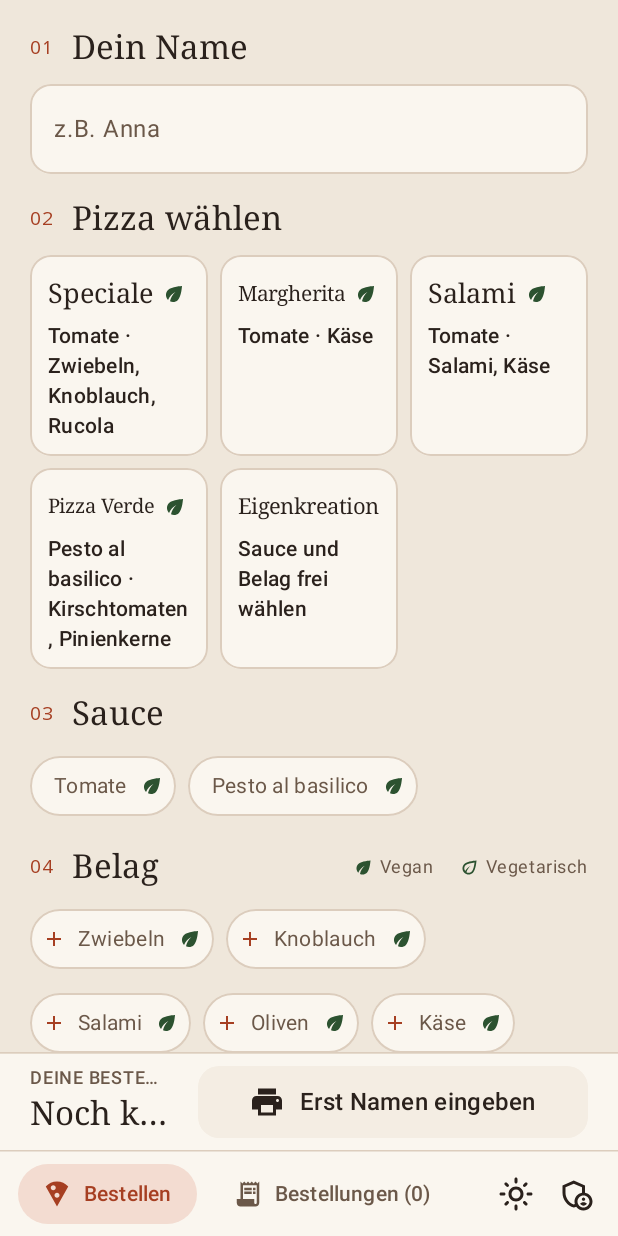
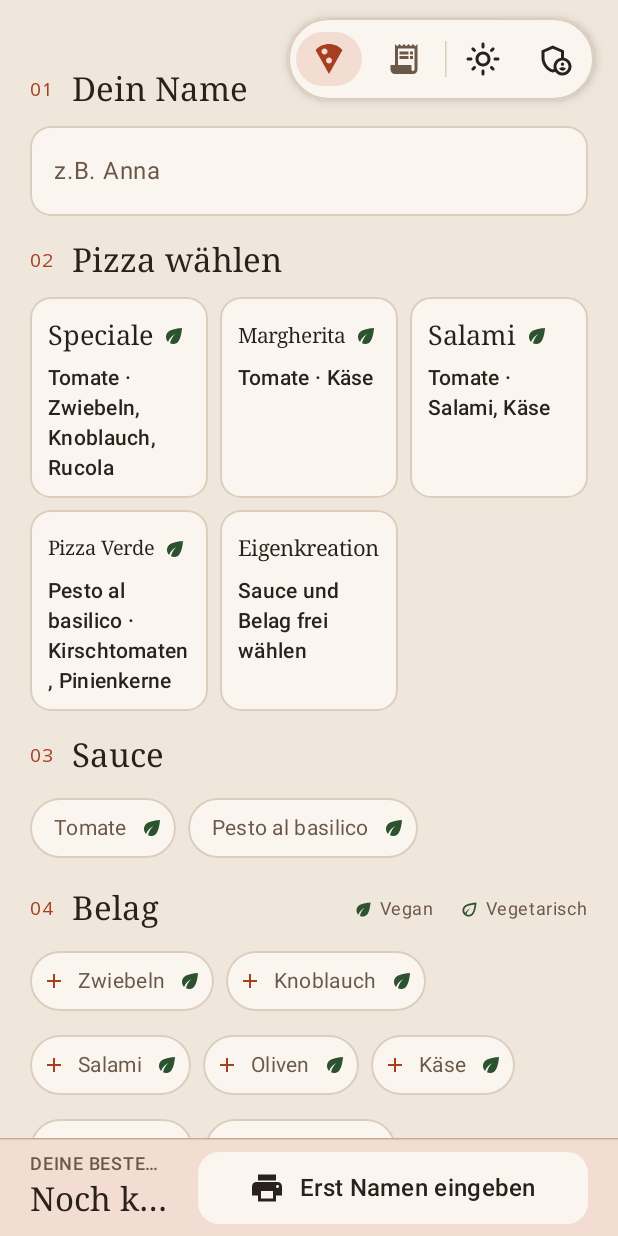
Before and after one commit to kaerbr/pizza-order, an Android app built with Jetpack Compose: the screen it shows after launch (MainActivity), on a phone screen of 412 x 824 dp. Run offline under Robolectric (Android 15) with nearby library versions, the phone set to English and light mode, and no system bars; libraries missing offline, so code that uses them is left out: com.dantsu.escposprinter; pictures from the network do not load.

Commit message:
feat: schwebende Seiten-/Einstellungsleiste, untere Leiste entfällt
Die eigene untere Leiste ist weg. Seitenumschalter (Pizza /
Bestellungen mit Badge für offene Bestellungen) und, durch einen
senkrechten Strich getrennt, die Knöpfe für Aussehen und Admin-Panel
schweben als kleine Leiste oben rechts. Sie liegt außerhalb des Pagers
und bleibt beim Seitenwechsel stehen; beide Seiten beginnen etwas
tiefer, damit sie nichts verdeckt.

Das Bestell-Dock enthält nur noch Bestellübersicht und Knopf und ist
farbig hinterlegt, damit „deine Bestellung“ sich klar vom Formular
abhebt.

Co-Authored-By: Claude Opus 5.5 <noreply@anthropic.com>
Claude-Session: https://claude.ai/code/session_01KSFfrpMrVTAPuhwNFp2JYS

```diff
--- a/app/src/main/java/io/github/kaerbr/pizzaorder/MainActivity.kt
+++ b/app/src/main/java/io/github/kaerbr/pizzaorder/MainActivity.kt
@@ -24,7 +24,6 @@ import androidx.compose.foundation.layout.Spacer
 import androidx.compose.foundation.layout.fillMaxSize
 import androidx.compose.foundation.layout.fillMaxWidth
 import androidx.compose.foundation.layout.height
-import androidx.compose.foundation.layout.navigationBarsPadding
 import androidx.compose.foundation.layout.padding
 import androidx.compose.foundation.layout.size
 import androidx.compose.foundation.layout.width
@@ -40,9 +39,10 @@ import androidx.compose.material.icons.filled.LocalPizza
 import androidx.compose.material.icons.outlined.AdminPanelSettings
 import androidx.compose.material.icons.outlined.LightMode
 import androidx.compose.material3.AlertDialog
+import androidx.compose.material3.Badge
+import androidx.compose.material3.BadgedBox
 import androidx.compose.material3.Button
 import androidx.compose.material3.ExperimentalMaterial3Api
-import androidx.compose.material3.HorizontalDivider
 import androidx.compose.material3.Icon
 import androidx.compose.material3.IconButton
 import androidx.compose.material3.MaterialTheme
@@ -59,6 +59,7 @@ import androidx.compose.material3.Text
 import androidx.compose.material3.TextButton
 import androidx.compose.material3.TopAppBar
 import androidx.compose.material3.TopAppBarDefaults
+import androidx.compose.material3.VerticalDivider
 import androidx.compose.runtime.Composable
 import androidx.compose.runtime.LaunchedEffect
 import androidx.compose.runtime.getValue
@@ -71,13 +72,11 @@ import androidx.compose.ui.Alignment
 import androidx.compose.ui.Modifier
 import androidx.compose.ui.draw.clip
 import androidx.compose.ui.graphics.Color
-import androidx.compose.ui.graphics.vector.ImageVector
 import androidx.compose.ui.platform.LocalContext
 import androidx.core.content.edit
 import androidx.core.view.WindowCompat
 import androidx.core.view.WindowInsetsCompat
 import androidx.core.view.WindowInsetsControllerCompat
-import androidx.compose.ui.text.font.FontWeight
 import androidx.compose.ui.unit.dp
 import androidx.lifecycle.Lifecycle
 import androidx.lifecycle.compose.LifecycleEventEffect
@@ -198,7 +197,6 @@ fun App(vm: AppViewModel) {
     }
 }
 
-@OptIn(ExperimentalMaterial3Api::class)
 @Composable
 private fun MainScaffold(
     state: AppState,
@@ -214,44 +212,18 @@ private fun MainScaffold(
     // queue. Done orders are still in the list but already handled.
     val pendingCount = state.orders.count { !it.isDone() }
 
-    // No top bar: on the 8.7" tablet every dp goes to the order form. Tabs, appearance and
-    // admin share one slim bottom bar instead of a TopAppBar plus an 80dp NavigationBar.
+    // No app bars at all: on the 8.7" tablet every dp goes to the order form. Page switch and settings
+    // float top-right instead, above the content, which both pages push down to make room.
+    // Outside the pager so they stay put while the pages slide.
     Scaffold(
         snackbarHost = { SnackbarHost(snackbar) },
-        bottomBar = {
-            Surface(color = MaterialTheme.colorScheme.surface) {
-                Column(Modifier.navigationBarsPadding()) {
-                    HorizontalDivider()
-                    Row(
-                        Modifier.fillMaxWidth().height(56.dp).padding(horizontal = 12.dp),
-                        verticalAlignment = Alignment.CenterVertically,
-                        horizontalArrangement = Arrangement.spacedBy(8.dp),
-                    ) {
-                        listOf(
-                            Icons.Default.LocalPizza to "Bestellen",
-                            Icons.AutoMirrored.Filled.ReceiptLong to "Bestellungen ($pendingCount)",
-                        ).forEachIndexed { page, (icon, label) ->
-                            TabItem(icon, label, selected = pagerState.currentPage == page) {
-                                scope.launch { pagerState.animateScrollToPage(page) }
-                            }
-                        }
-                        Spacer(Modifier.weight(1f))
-                        IconButton(onClick = onOpenAppearance) {
-                            Icon(Icons.Outlined.LightMode, contentDescription = "Aussehen")
-                        }
-                        IconButton(onClick = onOpenSettings) {
-                            Icon(Icons.Outlined.AdminPanelSettings, contentDescription = "Admin")
-                        }
-                    }
-                }
-            }
-        },
         containerColor = MaterialTheme.colorScheme.background,
     ) { padding ->
+        Box(Modifier.padding(padding).fillMaxSize()) {
             HorizontalPager(
                 state = pagerState,
                 beyondViewportPageCount = 1,
-            modifier = Modifier.padding(padding).fillMaxSize(),
+                modifier = Modifier.fillMaxSize(),
             ) { page ->
                 when (page) {
                     0 -> OrderScreen(
@@ -265,25 +237,50 @@ private fun MainScaffold(
                     )
                 }
             }
+            Surface(
+                shape = CircleShape,
+                color = MaterialTheme.colorScheme.surface,
+                border = BorderStroke(1.dp, MaterialTheme.colorScheme.outline),
+                shadowElevation = 4.dp,
+                modifier = Modifier.align(Alignment.TopEnd).padding(top = 12.dp, end = 16.dp),
+            ) {
+                Row(Modifier.padding(start = 3.dp, end = 2.dp), verticalAlignment = Alignment.CenterVertically) {
+                    PageSwitch(pagerState.currentPage, pendingCount) { page -> scope.launch { pagerState.animateScrollToPage(page) } }
+                    VerticalDivider(Modifier.height(24.dp).padding(start = 3.dp))
+                    IconButton(onClick = onOpenAppearance) {
+                        Icon(Icons.Outlined.LightMode, contentDescription = "Aussehen")
+                    }
+                    IconButton(onClick = onOpenSettings) {
+                        Icon(Icons.Outlined.AdminPanelSettings, contentDescription = "Admin")
+                    }
+                }
+            }
+        }
     }
 }
 
+/** Two-segment switch between the order form and the order list; the list shows its pending count as a badge. */
 @Composable
-private fun TabItem(icon: ImageVector, label: String, selected: Boolean, onClick: () -> Unit) {
+private fun PageSwitch(current: Int, pendingCount: Int, onSelect: (Int) -> Unit) {
     val colors = MaterialTheme.colorScheme
+    Row(Modifier.padding(vertical = 3.dp), horizontalArrangement = Arrangement.spacedBy(2.dp)) {
+        listOf(
+            Icons.Default.LocalPizza to "Bestellen",
+            Icons.AutoMirrored.Filled.ReceiptLong to "Bestellungen ($pendingCount)",
+        ).forEachIndexed { page, (icon, label) ->
+            val selected = current == page
             Surface(
-        onClick = onClick,
+                onClick = { onSelect(page) },
                 shape = CircleShape,
                 color = if (selected) colors.primaryContainer else Color.Transparent,
                 contentColor = if (selected) colors.primary else colors.onSurfaceVariant,
             ) {
-        Row(
-            Modifier.height(40.dp).padding(horizontal = 16.dp),
-            verticalAlignment = Alignment.CenterVertically,
-            horizontalArrangement = Arrangement.spacedBy(8.dp),
-        ) {
-            Icon(icon, null, Modifier.size(20.dp))
-            Text(label, style = MaterialTheme.typography.labelLarge, fontWeight = FontWeight.SemiBold)
+                Box(Modifier.size(width = 44.dp, height = 36.dp), contentAlignment = Alignment.Center) {
+                    BadgedBox(badge = { if (page == 1 && pendingCount > 0) Badge { Text("$pendingCount") } }) {
+                        Icon(icon, contentDescription = label)
+                    }
+                }
+            }
         }
     }
 }
--- a/app/src/main/java/io/github/kaerbr/pizzaorder/ui/OrderScreen.kt
+++ b/app/src/main/java/io/github/kaerbr/pizzaorder/ui/OrderScreen.kt
@@ -113,7 +113,8 @@ fun OrderScreen(
                 .weight(1f)
                 .fillMaxWidth()
                 .verticalScroll(rememberScrollState())
-                .padding(horizontal = 20.dp, vertical = 16.dp),
+                // Top room for the floating page switch (MainActivity), which must not reach into the name field.
+                .padding(start = 20.dp, end = 20.dp, top = 44.dp, bottom = 16.dp),
             horizontalAlignment = Alignment.CenterHorizontally,
         ) {
             // Spacing tuned so the whole form fits one portrait screen of the 8.7" party tablet (~600×1000dp).
@@ -189,9 +190,10 @@ fun OrderScreen(
             }
         }
 
-        // Dock: order summary + submit, pinned above the tab bar.
-        HorizontalDivider()
-        Surface(color = MaterialTheme.colorScheme.surface) {
+        // Dock: order summary + submit, pinned to the bottom. Tinted so "your order" stands apart from
+        // the form; page switch and settings float top-right (MainActivity) and stay out of here.
+        HorizontalDivider(color = MaterialTheme.colorScheme.primary.copy(alpha = 0.4f))
+        Surface(color = MaterialTheme.colorScheme.primaryContainer) {
             Row(
                 Modifier.fillMaxWidth().padding(horizontal = 20.dp, vertical = 8.dp),
                 verticalAlignment = Alignment.CenterVertically,
@@ -261,7 +263,7 @@ fun OrderScreen(
                     modifier = Modifier
                         .heightIn(min = 48.dp).widthIn(min = 260.dp)
                         .clip(shape)
-                        .background(MaterialTheme.colorScheme.surfaceVariant)
+                        .background(MaterialTheme.colorScheme.surface)
                         .drawBehind { drawRect(fill.copy(alpha = fillAlpha), size = size.copy(width = size.width * progress)) },
                 ) {
                     Icon(Icons.Default.Print, null)
--- a/app/src/main/java/io/github/kaerbr/pizzaorder/ui/OrdersListScreen.kt
+++ b/app/src/main/java/io/github/kaerbr/pizzaorder/ui/OrdersListScreen.kt
@@ -68,7 +68,8 @@ fun OrdersListScreen(
     Box(modifier.fillMaxSize(), contentAlignment = Alignment.TopCenter) {
         LazyColumn(
             Modifier.widthIn(max = 920.dp),
-            contentPadding = PaddingValues(horizontal = 32.dp, vertical = 32.dp),
+            // Extra top room: the floating page switch (MainActivity) sits over the top-right corner.
+            contentPadding = PaddingValues(start = 32.dp, end = 32.dp, top = 64.dp, bottom = 32.dp),
             verticalArrangement = Arrangement.spacedBy(10.dp),
         ) {
             if (orders.isEmpty()) item { EmptyState() }
```
Lines whose indentation alone changed are shown as unchanged.
